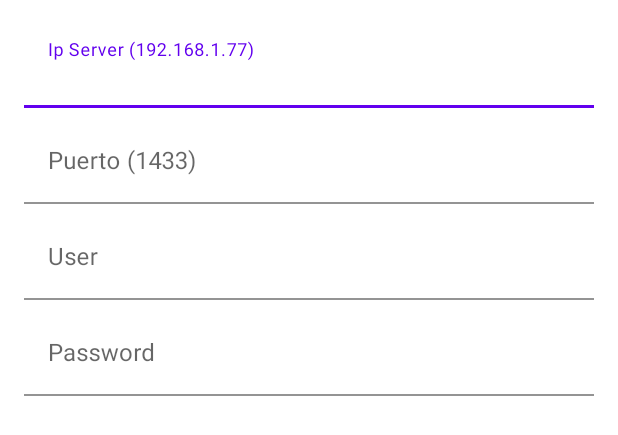
After one commit to programadorescs/CrudSqlMvvm, an Android app: the layout dialog_configurar_server.xml on its own in the app's theme, with its tools: preview values and no code run, on a phone screen of 412 x 824 dp. The commit adds this screen. Shown: the top 435 px of the screen. Run offline under Robolectric (Android 15) with nearby library versions, the phone set to English and light mode, and no system bars.

Commit message:
Se agrego dialogo para configurar datos del servidor v1.0.2

```diff
--- a/app/src/main/java/pe/pcs/crudsqlmvvm/ui/activity/InicioActivity.kt
+++ b/app/src/main/java/pe/pcs/crudsqlmvvm/ui/activity/InicioActivity.kt
@@ -10,6 +10,7 @@ import pe.pcs.crudsqlmvvm.core.PreferencesProvider
 import pe.pcs.crudsqlmvvm.core.UtilsMessage
 import pe.pcs.crudsqlmvvm.core.UtilsSecurity
 import pe.pcs.crudsqlmvvm.databinding.ActivityInicioBinding
+import pe.pcs.crudsqlmvvm.ui.dialog.DialogConfigServer
 
 class InicioActivity : AppCompatActivity() {
 
@@ -26,7 +27,10 @@ class InicioActivity : AppCompatActivity() {
         }
 
         binding.btConfifurarServer.setOnClickListener {
-            try {
+
+            DialogConfigServer().newInstance("Configurar servidor").show(supportFragmentManager, "IPServer")
+
+            /*try {
                 PreferencesProvider.setConfigurarServer(
                     CrudSqlMvvmApp.getAppContext(),
                     UtilsSecurity.cifrarDato(
@@ -41,7 +45,7 @@ class InicioActivity : AppCompatActivity() {
                 UtilsMessage.showAlertOk(
                     "ERROR", e.message, this
                 )
-            }
+            }*/
         }
     }
 }
--- /dev/null
+++ b/app/src/main/java/pe/pcs/crudsqlmvvm/ui/dialog/DialogConfigServer.kt
@@ -0,0 +1,71 @@
+package pe.pcs.crudsqlmvvm.ui.dialog
+
+import android.app.Dialog
+import android.os.Bundle
+import android.view.LayoutInflater
+import androidx.fragment.app.DialogFragment
+import com.google.android.material.dialog.MaterialAlertDialogBuilder
+import pe.pcs.crudsqlmvvm.CrudSqlMvvmApp
+import pe.pcs.crudsqlmvvm.core.PreferencesProvider
+import pe.pcs.crudsqlmvvm.core.UtilsMessage
+import pe.pcs.crudsqlmvvm.core.UtilsSecurity
+import pe.pcs.crudsqlmvvm.databinding.DialogConfigurarServerBinding
+
+class DialogConfigServer: DialogFragment() {
+
+    private var mTitle: String = ""
+
+    fun newInstance(mTitle: String): DialogConfigServer {
+        val fragment = DialogConfigServer()
+        fragment.mTitle = mTitle
+        fragment.isCancelable = false
+        return fragment
+    }
+
+    override fun onCreateDialog(savedInstanceState: Bundle?): Dialog {
+
+        val binding = DialogConfigurarServerBinding.inflate(LayoutInflater.from(requireContext()))
+
+        return MaterialAlertDialogBuilder(requireContext()).apply {
+            setTitle(mTitle)
+            setCancelable(false)
+
+            setPositiveButton("Grabar") { dialog, _ ->
+
+                if(binding.etIpServer.text.toString().trim().isEmpty()) {
+                    UtilsMessage.showAlertOk(
+                        "ADVERTENCIA",
+                        "Todos los campos son requeridos",
+                        requireContext()
+                    )
+                    return@setPositiveButton
+                }
+
+                //"jdbc:jtds:sqlserver://192.168.18.4:1433;databaseName=dbPuntoVenta;user=phenom_x7;password=PT9XMn500Y7JX;"
+
+                try {
+                    PreferencesProvider.setConfigurarServer(
+                        CrudSqlMvvmApp.getAppContext(),
+                        UtilsSecurity.cifrarDato(
+                            "jdbc:jtds:sqlserver://${binding.etIpServer.text.toString().trim()}:${binding.etPuerto.text.toString().trim()};databaseName=dbPuntoVenta;user=${binding.etUsuarioServer.text.toString().trim()};password=${binding.etClave.text.toString().trim()};"
+                        )
+                    )
+
+                    UtilsMessage.showToast(
+                        "Datos del servidor configurados correctamente"
+                    )
+
+                    dialog.dismiss()
+                } catch (e: Exception) {
+                    UtilsMessage.showAlertOk(
+                        "ERROR", e.message, requireContext()
+                    )
+                }
+            }
+
+            setNegativeButton("Cancelar") { dialog, _ ->
+                dialog.cancel()
+            }
+        }.setView(binding.root).create()
+    }
+}
--- a/app/src/main/java/pe/pcs/crudsqlmvvm/ui/fragment/HomeFragment.kt
+++ b/app/src/main/java/pe/pcs/crudsqlmvvm/ui/fragment/HomeFragment.kt
@@ -5,7 +5,6 @@ import androidx.fragment.app.Fragment
 import android.view.LayoutInflater
 import android.view.View
 import android.view.ViewGroup
-import pe.pcs.crudsqlmvvm.R
 import pe.pcs.crudsqlmvvm.core.PreferencesKey
 import pe.pcs.crudsqlmvvm.core.PreferencesProvider
 import pe.pcs.crudsqlmvvm.core.UtilsMessage
@@ -39,6 +38,7 @@ class HomeFragment : Fragment() {
                     requireContext()
                 )
 
+                // Obtiene la cadena de conexion
                 UtilsMessage.showAlertOk(
                     "CADENA CONEXION",
                     UtilsSecurity.descifrarDato(
--- a/app/src/main/java/pe/pcs/crudsqlmvvm/ui/fragment/ProductoFragment.kt
+++ b/app/src/main/java/pe/pcs/crudsqlmvvm/ui/fragment/ProductoFragment.kt
@@ -8,7 +8,6 @@ import android.view.ViewGroup
 import androidx.core.view.isVisible
 import androidx.fragment.app.activityViewModels
 import androidx.recyclerview.widget.LinearLayoutManager
-import pe.pcs.crudsqlmvvm.R
 import pe.pcs.crudsqlmvvm.core.UtilsCommon
 import pe.pcs.crudsqlmvvm.core.UtilsMessage
 import pe.pcs.crudsqlmvvm.data.model.ProductoModel
--- /dev/null
+++ b/app/src/main/res/layout/dialog_configurar_server.xml
@@ -0,0 +1,97 @@
+<?xml version="1.0" encoding="utf-8"?>
+<androidx.constraintlayout.widget.ConstraintLayout xmlns:android="http://schemas.android.com/apk/res/android"
+    xmlns:app="http://schemas.android.com/apk/res-auto"
+    xmlns:tools="http://schemas.android.com/tools"
+    android:layout_width="match_parent"
+    android:layout_height="277dp">
+
+    <com.google.android.material.textfield.TextInputLayout
+        android:id="@+id/til_ip_server"
+        android:layout_width="0dp"
+        android:layout_height="wrap_content"
+        android:layout_marginStart="16dp"
+        android:layout_marginTop="16dp"
+        android:layout_marginEnd="16dp"
+        app:boxBackgroundColor="@color/colorTransparente_0"
+        app:layout_constraintEnd_toEndOf="parent"
+        app:layout_constraintStart_toStartOf="parent"
+        app:layout_constraintTop_toTopOf="parent">
+
+        <com.google.android.material.textfield.TextInputEditText
+            android:id="@+id/et_ip_server"
+            android:layout_width="match_parent"
+            android:layout_height="wrap_content"
+            android:maxLines="1"
+            android:ellipsize="end"
+            android:inputType="text"
+            android:hint="@string/ip_server" />
+    </com.google.android.material.textfield.TextInputLayout>
+
+    <com.google.android.material.textfield.TextInputLayout
+        android:id="@+id/til_puerto"
+        android:layout_width="0dp"
+        android:layout_height="wrap_content"
+        android:layout_marginStart="16dp"
+        android:layout_marginTop="8dp"
+        android:layout_marginEnd="16dp"
+        app:boxBackgroundColor="@color/colorTransparente_0"
+        app:layout_constraintEnd_toEndOf="parent"
+        app:layout_constraintStart_toStartOf="parent"
+        app:layout_constraintTop_toBottomOf="@+id/til_ip_server">
+
+        <com.google.android.material.textfield.TextInputEditText
+            android:id="@+id/et_puerto"
+            android:layout_width="match_parent"
+            android:layout_height="wrap_content"
+            android:inputType="number"
+            android:maxLines="1"
+            android:ellipsize="end"
+            android:hint="@string/puerto" />
+    </com.google.android.material.textfield.TextInputLayout>
+
+    <com.google.android.material.textfield.TextInputLayout
+        android:id="@+id/til_usuario_server"
+        android:layout_width="0dp"
+        android:layout_height="wrap_content"
+        android:layout_marginStart="16dp"
+        android:layout_marginTop="8dp"
+        android:layout_marginEnd="16dp"
+        app:boxBackgroundColor="@color/colorTransparente_0"
+        app:layout_constraintEnd_toEndOf="parent"
+        app:layout_constraintStart_toStartOf="parent"
+        app:layout_constraintTop_toBottomOf="@+id/til_puerto">
+
+        <com.google.android.material.textfield.TextInputEditText
+            android:id="@+id/et_usuario_server"
+            android:layout_width="match_parent"
+            android:layout_height="wrap_content"
+            android:maxLines="1"
+            android:ellipsize="end"
+            android:inputType="text"
+            android:hint="@string/usuario_del_servidor" />
+    </com.google.android.material.textfield.TextInputLayout>
+
+    <com.google.android.material.textfield.TextInputLayout
+        android:id="@+id/til_clave"
+        android:layout_width="0dp"
+        android:layout_height="wrap_content"
+        android:layout_marginStart="16dp"
+        android:layout_marginTop="8dp"
+        android:layout_marginEnd="16dp"
+        app:boxBackgroundColor="@color/colorTransparente_0"
+        app:layout_constraintEnd_toEndOf="parent"
+        app:layout_constraintStart_toStartOf="parent"
+        app:layout_constraintTop_toBottomOf="@+id/til_usuario_server"
+        app:passwordToggleEnabled="false">
+
+        <com.google.android.material.textfield.TextInputEditText
+            android:id="@+id/et_clave"
+            android:layout_width="match_parent"
+            android:layout_height="wrap_content"
+            android:inputType="textPassword"
+            android:maxLines="1"
+            android:ellipsize="end"
+            android:hint="@string/password" />
+    </com.google.android.material.textfield.TextInputLayout>
+
+</androidx.constraintlayout.widget.ConstraintLayout>
--- a/app/src/main/res/layout/fragment_producto.xml
+++ b/app/src/main/res/layout/fragment_producto.xml
@@ -19,7 +19,7 @@
             android:layout_marginTop="8dp"
             android:layout_marginEnd="8dp"
             app:endIconMode="clear_text"
-            app:boxBackgroundColor="@color/white"
+            app:boxBackgroundColor="@color/colorTransparente_0"
             app:boxCornerRadiusTopStart="10dp"
             app:boxCornerRadiusTopEnd="10dp"
             app:startIconDrawable="@drawable/ic_search"
--- a/app/src/main/res/values/strings.xml
+++ b/app/src/main/res/values/strings.xml
@@ -21,4 +21,8 @@
     <string name="descripcion">Descripcion</string>
     <string name="codigo_barra">Codigo de barra</string>
     <string name="costo">Costo</string>
+    <string name="ip_server">Ip Server (192.168.1.77)</string>
+    <string name="puerto">Puerto (1433)</string>
+    <string name="usuario_del_servidor">User</string>
+    <string name="password">Password</string>
 </resources>
```
